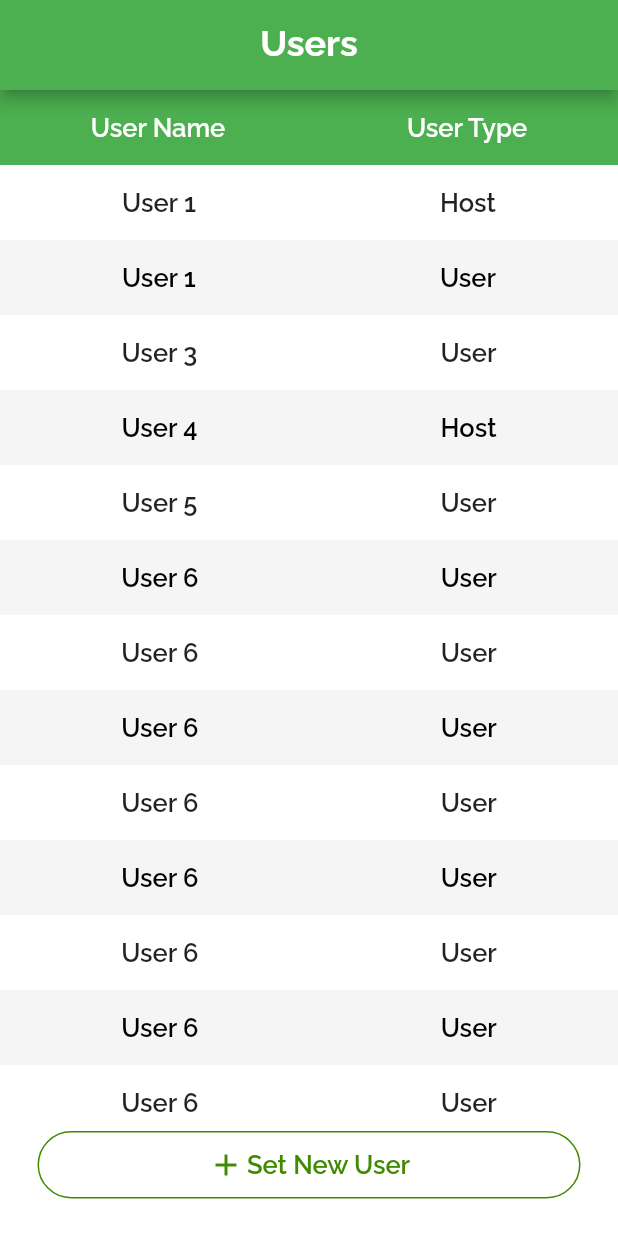
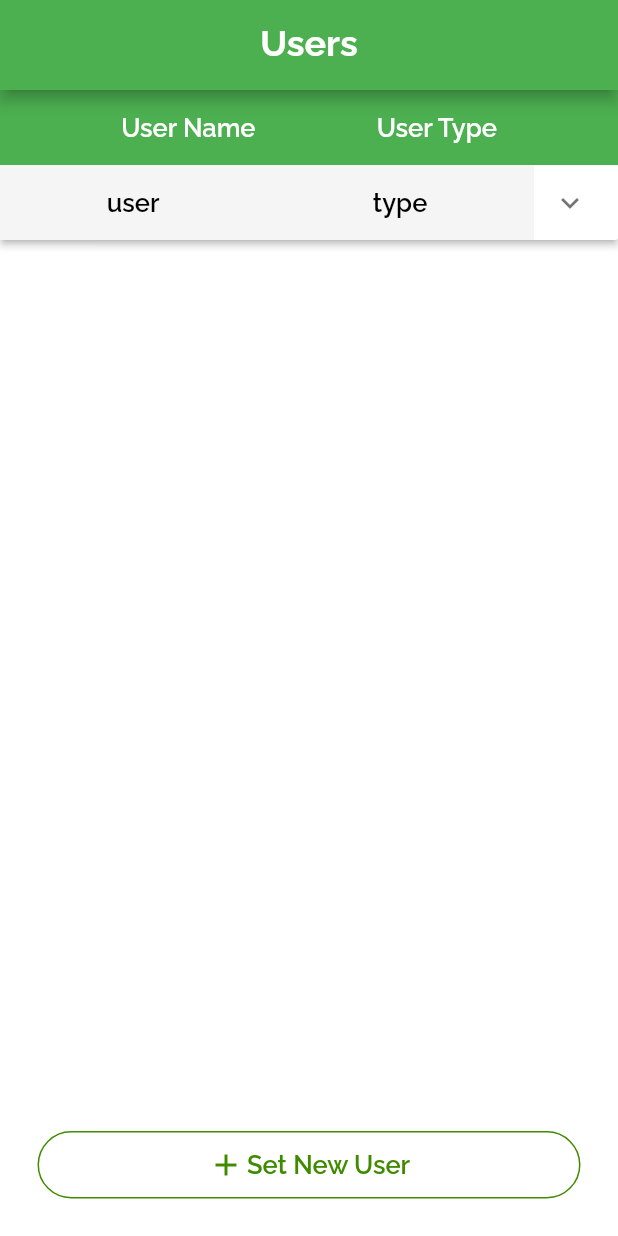
Before and after one commit to MohammadAlAgha/luminexa, a Flutter app: the viewUsers screen opened directly, on a phone screen of 412 x 824 dp. Run offline on Flutter 3.47's test engine with Material 2 defaults, Android fonts, the phone set to English and light mode, and no system bars; our stand-ins replace flutter_svg, google_nav_bar.

Commit message:
Frontend: Refactoring the users list as an expanded list panel

```diff
--- a/luminexa_mobile/lib/main.dart
+++ b/luminexa_mobile/lib/main.dart
@@ -27,7 +27,7 @@ class _MyAppState extends State<MyApp> {
       theme: ThemeData(
           primarySwatch: Colors.green, scaffoldBackgroundColor: Colors.white),
       debugShowCheckedModeBanner: false,
-      home: systemPage(),
+      home: viewUsers(),
     );
   }
 }
--- a/luminexa_mobile/lib/screens/viewUsersPage.dart
+++ b/luminexa_mobile/lib/screens/viewUsersPage.dart
@@ -1,6 +1,4 @@
 import 'package:flutter/material.dart';
-import 'package:flutter/src/widgets/framework.dart';
-import 'package:flutter/src/widgets/placeholder.dart';
 import 'package:luminexa_mobile/widgets/appBarWidget/appBarWidget.dart';
 import 'package:luminexa_mobile/widgets/buttonWidget/iconButtonWidget.dart';
 import 'package:luminexa_mobile/widgets/listsWidget/userListWidget.dart';
@@ -13,6 +11,7 @@ class viewUsers extends StatefulWidget {
 }
 
 class _viewUsersState extends State<viewUsers> {
+  bool isOpen = false;
   List<Map> users = [
     {"name": "User 1", "type": "Host"},
     {"name": "User 1", "type": "User"},
@@ -48,18 +47,80 @@ class _viewUsersState extends State<viewUsers> {
                 child: SingleChildScrollView(
                   child: Column(
                     children: [
-                      ListView.builder(
-                        physics: ScrollPhysics(parent: null),
-                        shrinkWrap: true,
-                        itemCount: users.length,
-                        itemBuilder: (context, index) {
-                          return userListTile(
-                            index: index,
-                            user: users[index]["name"],
-                            type: users[index]["type"],
-                          );
+                      ExpansionPanelList(
+                        expansionCallback: (panelIndex, isExpanded) {
+                          setState(() {
+                            isOpen = !isOpen;
+                          });
                         },
-                      )
+                        children: [
+                          ExpansionPanel(
+                              headerBuilder: (context, isExpanded) {
+                                return userListTile(
+                                    index: 1, user: "user", type: "type");
+                              },
+                              body: Row(
+                                mainAxisAlignment:
+                                    MainAxisAlignment.spaceAround,
+                                children: [
+                                  Container(
+                                    margin: EdgeInsets.only(bottom: 5),
+                                    height: 60,
+                                    width: 100,
+                                    decoration: BoxDecoration(
+                                        color: Colors.red,
+                                        borderRadius:
+                                            BorderRadius.circular(25)),
+                                    child: Column(
+                                        mainAxisAlignment:
+                                            MainAxisAlignment.center,
+                                        children: [
+                                          Text("Delete User",
+                                              style: TextStyle(
+                                                  color: Colors.white,
+                                                  fontFamily: "Raleway",
+                                                  fontSize: 13,
+                                                  fontWeight: FontWeight.w700)),
+                                          Icon(
+                                            Icons.delete,
+                                            size: 20,
+                                            color: Colors.white,
+                                          ),
+                                        ]),
+                                  ),
+                                  Container(
+                                    margin: EdgeInsets.only(bottom: 5),
+                                    height: 60,
+                                    width: 100,
+                                    decoration: BoxDecoration(
+                                        color: Colors.green,
+                                        borderRadius:
+                                            BorderRadius.circular(25)),
+                                    child: Column(
+                                      mainAxisAlignment:
+                                          MainAxisAlignment.center,
+                                      children: [
+                                        Text(
+                                          "Set a Host",
+                                          style: TextStyle(
+                                              color: Colors.white,
+                                              fontFamily: "Raleway",
+                                              fontSize: 13,
+                                              fontWeight: FontWeight.w700),
+                                        ),
+                                        Icon(
+                                          Icons.person_add,
+                                          size: 20,
+                                          color: Colors.white,
+                                        ),
+                                      ],
+                                    ),
+                                  )
+                                ],
+                              ),
+                              isExpanded: isOpen)
+                        ],
+                      ),
                     ],
                   ),
                 ),
@@ -93,7 +154,7 @@ class _viewUsersState extends State<viewUsers> {
                 width: MediaQuery.of(context).size.width,
                 color: Colors.green,
                 child: Row(
-                    mainAxisAlignment: MainAxisAlignment.spaceAround,
+                    mainAxisAlignment: MainAxisAlignment.spaceEvenly,
                     children: [
                       Text(
                         "User Name",
--- a/luminexa_mobile/lib/widgets/titleWidget.dart/titleWidget.dart
+++ /dev/null
@@ -1,24 +0,0 @@
-import 'package:flutter/material.dart';
-
-class titleWidget extends StatelessWidget {
-  final String title;
-  const titleWidget({
-    super.key,
-    required this.title,
-  });
-
-  @override
-  Widget build(BuildContext context) {
-    return Padding(
-      padding: const EdgeInsets.symmetric(horizontal: 25, vertical: 30),
-      child: Row(
-        children: [
-          Text(
-            title,
-            style: TextStyle(fontFamily: "RalewayBold", fontSize: 20),
-          )
-        ],
-      ),
-    );
-  }
-}
```
